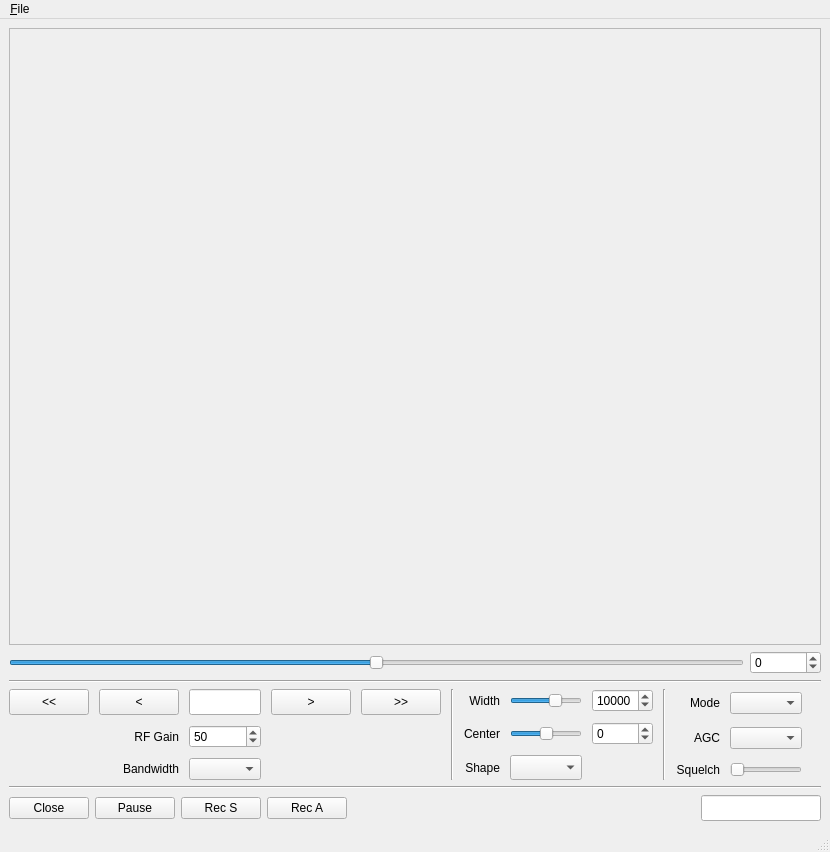
Before: the Qt Designer form gqrx_qtgui.ui in gqrx-sdr/gqrx, drawn with Qt 5.
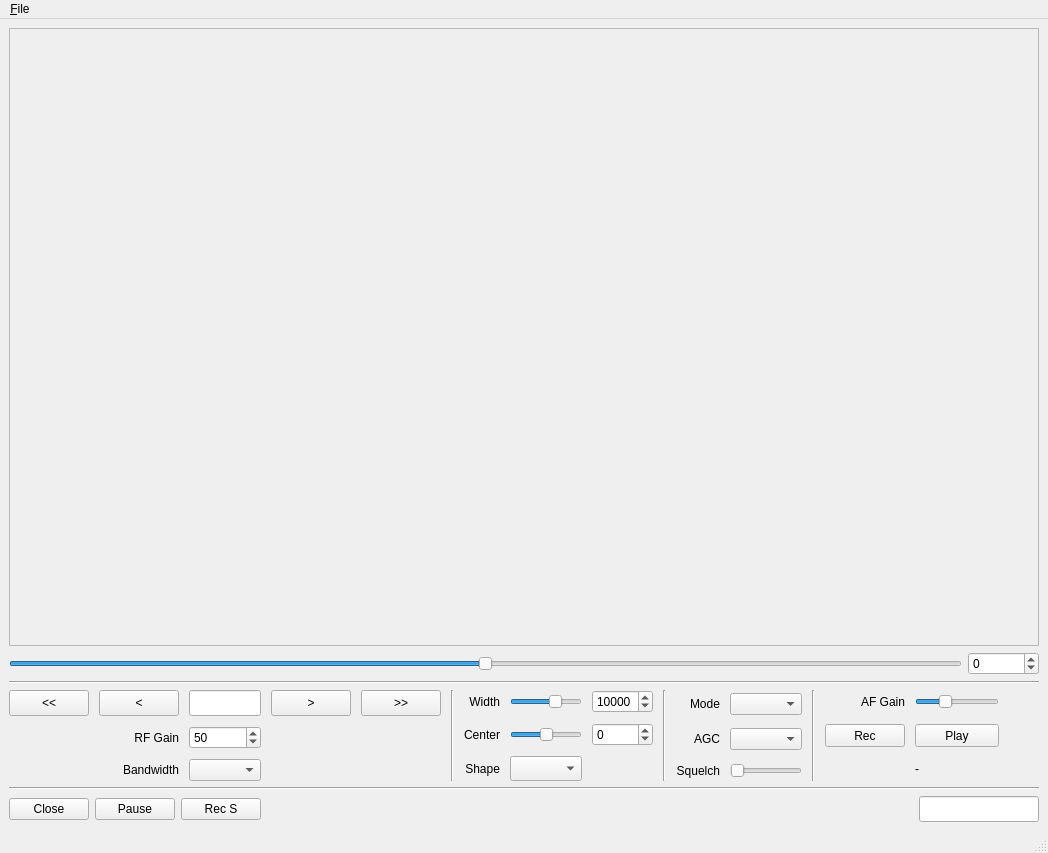
After: the same form once the commit is applied.

Commit message: Added audio gain, record and playback controls to UI.

Diff of the .ui file:
```diff
--- a/gqrx_qtgui.ui
+++ b/gqrx_qtgui.ui
@@ -6,8 +6,8 @@
    <rect>
     <x>0</x>
     <y>0</y>
-    <width>830</width>
-    <height>852</height>
+    <width>1048</width>
+    <height>853</height>
    </rect>
   </property>
   <property name="windowTitle">
@@ -444,6 +444,100 @@
         </item>
        </layout>
       </item>
+      <item>
+       <widget class="Line" name="line_5">
+        <property name="orientation">
+         <enum>Qt::Vertical</enum>
+        </property>
+       </widget>
+      </item>
+      <item>
+       <layout class="QGridLayout" name="gridLayout_4">
+        <item row="0" column="0">
+         <widget class="QLabel" name="volLabel">
+          <property name="sizePolicy">
+           <sizepolicy hsizetype="Preferred" vsizetype="Minimum">
+            <horstretch>0</horstretch>
+            <verstretch>0</verstretch>
+           </sizepolicy>
+          </property>
+          <property name="text">
+           <string>AF Gain</string>
+          </property>
+          <property name="alignment">
+           <set>Qt::AlignRight|Qt::AlignTrailing|Qt::AlignVCenter</set>
+          </property>
+         </widget>
+        </item>
+        <item row="0" column="1">
+         <widget class="QSlider" name="volSlider">
+          <property name="sizePolicy">
+           <sizepolicy hsizetype="Minimum" vsizetype="Minimum">
+            <horstretch>0</horstretch>
+            <verstretch>0</verstretch>
+           </sizepolicy>
+          </property>
+          <property name="maximum">
+           <number>30</number>
+          </property>
+          <property name="pageStep">
+           <number>10</number>
+          </property>
+          <property name="value">
+           <number>10</number>
+          </property>
+          <property name="orientation">
+           <enum>Qt::Horizontal</enum>
+          </property>
+         </widget>
+        </item>
+        <item row="1" column="0">
+         <widget class="QPushButton" name="recAudioButton">
+          <property name="sizePolicy">
+           <sizepolicy hsizetype="Minimum" vsizetype="Minimum">
+            <horstretch>0</horstretch>
+            <verstretch>0</verstretch>
+           </sizepolicy>
+          </property>
+          <property name="toolTip">
+           <string>Record audio</string>
+          </property>
+          <property name="text">
+           <string>Rec</string>
+          </property>
+         </widget>
+        </item>
+        <item row="1" column="1">
+         <widget class="QPushButton" name="playAudioButton">
+          <property name="sizePolicy">
+           <sizepolicy hsizetype="Minimum" vsizetype="Minimum">
+            <horstretch>0</horstretch>
+            <verstretch>0</verstretch>
+           </sizepolicy>
+          </property>
+          <property name="toolTip">
+           <string>Replay the last recorded audio</string>
+          </property>
+          <property name="text">
+           <string>Play</string>
+          </property>
+         </widget>
+        </item>
+        <item row="2" column="1">
+         <widget class="QLabel" name="label_2">
+          <property name="sizePolicy">
+           <sizepolicy hsizetype="Minimum" vsizetype="Minimum">
+            <horstretch>0</horstretch>
+            <verstretch>0</verstretch>
+           </sizepolicy>
+          </property>
+          <property name="text">
+           <string>-</string>
+          </property>
+         </widget>
+        </item>
+       </layout>
+      </item>
       <item>
        <spacer name="horizontalSpacer_2">
         <property name="orientation">
@@ -507,13 +601,6 @@
         </property>
        </widget>
       </item>
-      <item>
-       <widget class="QPushButton" name="pushButton_2">
-        <property name="text">
-         <string>Rec A</string>
-        </property>
-       </widget>
-      </item>
       <item>
        <spacer name="horizontalSpacer">
         <property name="orientation">
@@ -552,7 +639,7 @@
     <rect>
      <x>0</x>
      <y>0</y>
-     <width>830</width>
+     <width>1048</width>
      <height>22</height>
     </rect>
    </property>
```
The commit also changes 1 other file.
